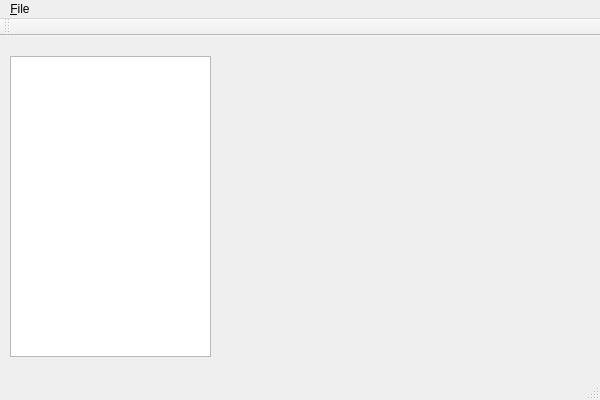
Above: cpp/pvtapp/pvtapp.ui from TWANG006/pvt-scheduler before the change. Below: the same form after it.
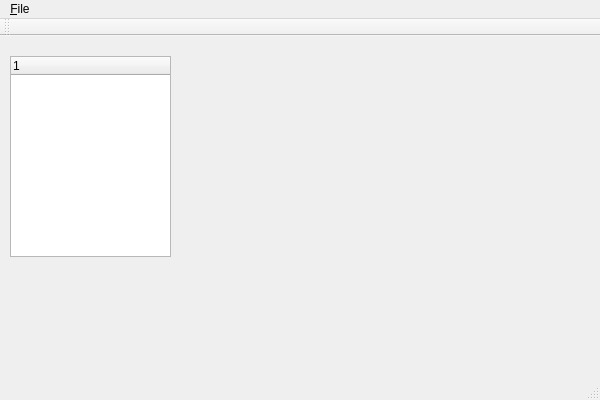
That is the form after the change.

The edit to the form file:
```diff
--- a/cpp/pvtapp/pvtapp.ui
+++ b/cpp/pvtapp/pvtapp.ui
@@ -14,15 +14,20 @@
    <string>pvtapp</string>
   </property>
   <widget class="QWidget" name="centralWidget">
-   <widget class="QTreeView" name="h5_treeView">
+   <widget class="QTreeWidget" name="h5_treeWidget">
     <property name="geometry">
      <rect>
       <x>10</x>
       <y>20</y>
-      <width>201</width>
-      <height>301</height>
+      <width>161</width>
+      <height>201</height>
      </rect>
     </property>
+    <column>
+     <property name="text">
+      <string notr="true">1</string>
+     </property>
+    </column>
    </widget>
   </widget>
   <widget class="QMenuBar" name="menuBar">
```
